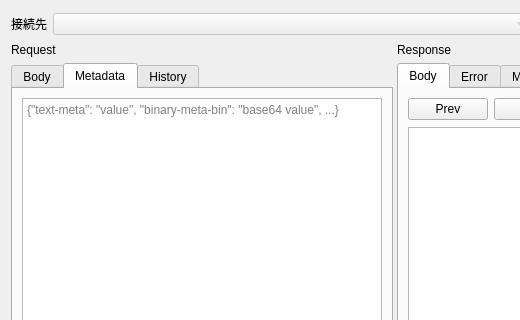
Old version of the form ui/Editor.ui in the repository shibafu528/florarpc; both pictures show x 0 to 520 and y 0 to 320 of the 900 by 800 pixel window.
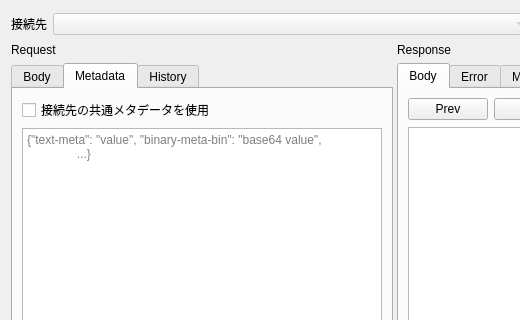
New version of the form. The open tabs and pages were chosen to show the change. Icons and pictures are not drawn. Custom widgets are drawn as their Qt base class.

Commit message: add shared metadata ui

Patch:
```diff
--- a/ui/Editor.ui
+++ b/ui/Editor.ui
@@ -160,13 +160,27 @@
            <string>Metadata</string>
           </attribute>
           <layout class="QVBoxLayout" name="verticalLayout_10">
+           <item>
+            <widget class="QCheckBox" name="useSharedMetadata">
+             <property name="toolTip">
+              <string>接続先設定で入力されている共通メタデータを使用します。
+               同じ名前のメタデータがある場合は、この下に書いた値が優先されます。
+              </string>
+             </property>
+             <property name="text">
+              <string>接続先の共通メタデータを使用</string>
+             </property>
+            </widget>
+           </item>
            <item>
             <widget class="QTextEdit" name="requestMetadataEdit">
              <property name="acceptRichText">
               <bool>false</bool>
              </property>
              <property name="placeholderText">
-              <string>{&quot;text-meta&quot;: &quot;value&quot;, &quot;binary-meta-bin&quot;: &quot;base64 value&quot;, ...}</string>
+              <string>{&quot;text-meta&quot;: &quot;value&quot;, &quot;binary-meta-bin&quot;: &quot;base64 value&quot;,
+               ...}
+              </string>
              </property>
             </widget>
            </item>
```
The commit also changes 1 other file.
